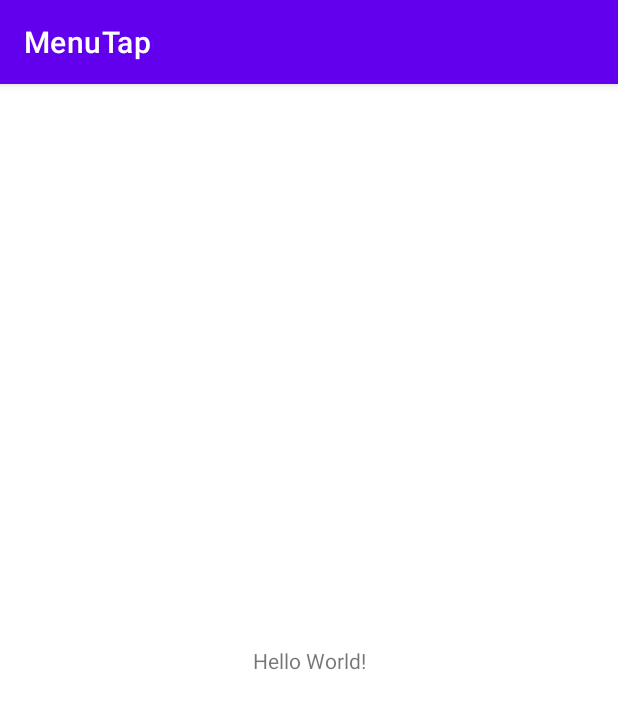
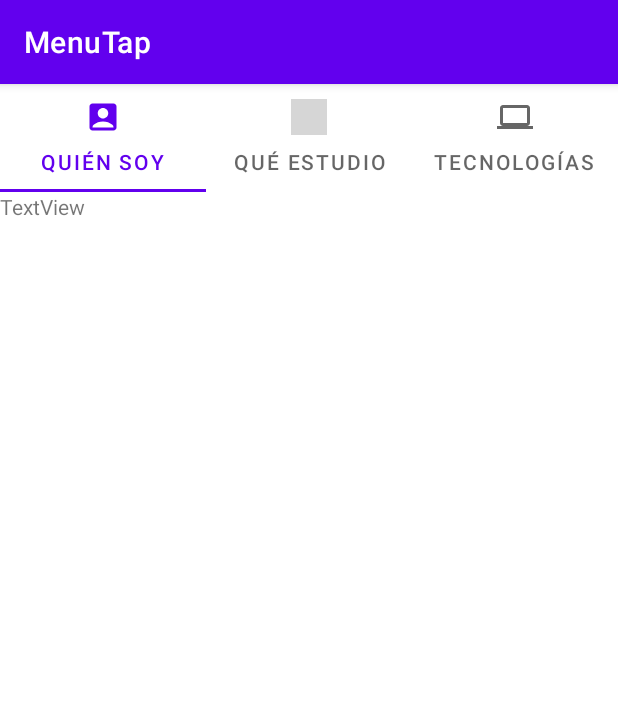
Before and after one commit to jherrera245/MenuTap, an Android app: the screen it shows after launch (MainActivity), on a phone screen of 412 x 824 dp. Shown: the top 709 px of the screen. Run offline under Robolectric (Android 15) with nearby library versions, the phone set to English and light mode, and no system bars; grey boxes are pictures that could not be loaded.

Commit message:
Configuracion de Fragments para el menu tap

```diff
--- a/app/build.gradle
+++ b/app/build.gradle
@@ -3,12 +3,12 @@ plugins {
 }
 
 android {
-    compileSdk 32
+    compileSdk 33
 
     defaultConfig {
         applicationId "com.jherrera.menutap"
         minSdk 30
-        targetSdk 32
+        targetSdk 33
         versionCode 1
         versionName "1.0"
 
--- /dev/null
+++ b/app/src/main/java/com/jherrera/menutap/AdapterTabMenu.java
@@ -0,0 +1,37 @@
+package com.jherrera.menutap;
+
+import android.os.Bundle;
+
+import androidx.annotation.NonNull;
+import androidx.fragment.app.Fragment;
+import androidx.fragment.app.FragmentManager;
+import androidx.lifecycle.Lifecycle;
+import androidx.viewpager2.adapter.FragmentStateAdapter;
+
+public class AdapterTabMenu extends FragmentStateAdapter {
+
+    private static final int NUM_PAGES = 3;
+
+    public AdapterTabMenu(@NonNull FragmentManager fragmentManager, @NonNull Lifecycle lifecycle) {
+        super(fragmentManager, lifecycle);
+    }
+
+    @NonNull
+    @Override
+    public Fragment createFragment(int position) {
+        Fragment fragment = null;
+        if (position == 0) {
+            fragment = new QuienSoyFragment();
+        }else if (position == 1) {
+            fragment = new QueEstudioFragment();
+        }else if (position == 2) {
+            fragment = new TecnologiasFragment();
+        }
+        return fragment;
+    }
+
+    @Override
+    public int getItemCount() {
+        return NUM_PAGES;
+    }
+}
--- a/app/src/main/java/com/jherrera/menutap/MainActivity.java
+++ b/app/src/main/java/com/jherrera/menutap/MainActivity.java
@@ -1,14 +1,64 @@
 package com.jherrera.menutap;
 
+import androidx.annotation.NonNull;
 import androidx.appcompat.app.AppCompatActivity;
+import androidx.viewpager.widget.ViewPager;
+import androidx.viewpager2.widget.ViewPager2;
 
+import android.app.Activity;
 import android.os.Bundle;
 
+import com.google.android.material.tabs.TabItem;
+import com.google.android.material.tabs.TabLayout;
+import com.google.android.material.tabs.TabLayoutMediator;
+
 public class MainActivity extends AppCompatActivity {
+
+    private TabLayout tabLayout;
+    private ViewPager2 viewPager2;
+    private AdapterTabMenu adapterTabMenu;
+
+    //cargando los nombres de cada tab
+    public static final int[] TAB_TITLES = new int[] {
+        R.string.tab_text_1,
+        R.string.tab_text_2,
+        R.string.tab_text_3
+    };
+
+    public static final int[] TAB_ICON = new int[] {
+        R.drawable.ic_tab_about,
+        R.drawable.ic_tab_book,
+        R.drawable.ic_tab_computer
+    };
 
     @Override
     protected void onCreate(Bundle savedInstanceState) {
         super.onCreate(savedInstanceState);
         setContentView(R.layout.activity_main);
+
+        //inicializacion de componenetes
+        setInitComponents();
+
+        //agregar los tab item al menu
+        new TabLayoutMediator(tabLayout, viewPager2, (tab, position) -> {
+            tab.setText(TAB_TITLES[position]);
+        }).attach();
+
+        addIconTabItem();
+    }
+
+    private void setInitComponents(){
+        tabLayout = findViewById(R.id.tabLayout);;
+        viewPager2 = findViewById(R.id.viewPager);
+        //configurando menu tab
+        adapterTabMenu = new AdapterTabMenu(getSupportFragmentManager(), getLifecycle());
+        viewPager2.setAdapter(adapterTabMenu);
+    }
+
+    //agrega iconos a cada tab.
+    private void addIconTabItem() {
+        for (int i = 0; i < TAB_ICON.length; i++) {
+            tabLayout.getTabAt(i).setIcon(TAB_ICON[i]);
+        }
     }
 }
--- /dev/null
+++ b/app/src/main/java/com/jherrera/menutap/QuienSoyFragment.java
@@ -0,0 +1,35 @@
+package com.jherrera.menutap;
+
+import android.os.Bundle;
+
+import androidx.annotation.NonNull;
+import androidx.annotation.Nullable;
+import androidx.fragment.app.Fragment;
+
+import android.view.LayoutInflater;
+import android.view.View;
+import android.view.ViewGroup;
+
+public class QuienSoyFragment extends Fragment {
+
+    public QuienSoyFragment() {
+        // Required empty public constructor
+    }
+
+    @Override
+    public void onCreate(Bundle savedInstanceState) {
+        super.onCreate(savedInstanceState);
+    }
+
+    @Override
+    public View onCreateView(LayoutInflater inflater, ViewGroup container,
+                             Bundle savedInstanceState) {
+        // Inflate the layout for this fragment
+        return inflater.inflate(R.layout.fragment_quien_soy, container, false);
+    }
+
+    @Override
+    public void onViewCreated(@NonNull View view, @Nullable Bundle savedInstanceState) {
+        super.onViewCreated(view, savedInstanceState);
+    }
+}
--- /dev/null
+++ b/app/src/main/res/drawable/ic_tab_about.xml
@@ -0,0 +1,5 @@
+<vector android:height="24dp" android:tint="#38B4FF"
+    android:viewportHeight="24" android:viewportWidth="24"
+    android:width="24dp" xmlns:android="http://schemas.android.com/apk/res/android">
+    <path android:fillColor="@android:color/white" android:pathData="M19,3H5C3.9,3 3,3.9 3,5v14c0,1.1 0.9,2 2,2h14c1.1,0 2,-0.9 2,-2V5C21,3.9 20.1,3 19,3zM12,6c1.93,0 3.5,1.57 3.5,3.5c0,1.93 -1.57,3.5 -3.5,3.5s-3.5,-1.57 -3.5,-3.5C8.5,7.57 10.07,6 12,6zM19,19H5v-0.23c0,-0.62 0.28,-1.2 0.76,-1.58C7.47,15.82 9.64,15 12,15s4.53,0.82 6.24,2.19c0.48,0.38 0.76,0.97 0.76,1.58V19z"/>
+</vector>
--- /dev/null
+++ b/app/src/main/res/drawable/ic_tab_computer.xml
@@ -0,0 +1,5 @@
+<vector android:height="24dp" android:tint="#38B4FF"
+    android:viewportHeight="24" android:viewportWidth="24"
+    android:width="24dp" xmlns:android="http://schemas.android.com/apk/res/android">
+    <path android:fillColor="@android:color/white" android:pathData="M20,18c1.1,0 1.99,-0.9 1.99,-2L22,6c0,-1.1 -0.9,-2 -2,-2H4c-1.1,0 -2,0.9 -2,2v10c0,1.1 0.9,2 2,2H0v2h24v-2h-4zM4,6h16v10H4V6z"/>
+</vector>
--- a/app/src/main/res/layout/activity_main.xml
+++ b/app/src/main/res/layout/activity_main.xml
@@ -6,13 +6,22 @@
     android:layout_height="match_parent"
     tools:context=".MainActivity">
 
-    <TextView
-        android:layout_width="wrap_content"
+    <com.google.android.material.tabs.TabLayout
+        android:id="@+id/tabLayout"
+        android:layout_width="match_parent"
         android:layout_height="wrap_content"
-        android:text="Hello World!"
+        app:layout_constraintEnd_toEndOf="parent"
+        app:layout_constraintStart_toStartOf="parent"
+        app:layout_constraintTop_toTopOf="parent"/>
+
+    <androidx.viewpager2.widget.ViewPager2
+        android:id="@+id/viewPager"
+        android:layout_width="match_parent"
+        android:layout_height="wrap_content"
         app:layout_constraintBottom_toBottomOf="parent"
         app:layout_constraintEnd_toEndOf="parent"
+        app:layout_constraintHorizontal_bias="0.0"
         app:layout_constraintStart_toStartOf="parent"
-        app:layout_constraintTop_toTopOf="parent" />
-
+        app:layout_constraintTop_toBottomOf="@+id/tabLayout"
+        app:layout_constraintVertical_bias="0.0" />
 </androidx.constraintlayout.widget.ConstraintLayout>
--- /dev/null
+++ b/app/src/main/res/layout/fragment_quien_soy.xml
@@ -0,0 +1,17 @@
+<?xml version="1.0" encoding="utf-8"?>
+<androidx.constraintlayout.widget.ConstraintLayout xmlns:android="http://schemas.android.com/apk/res/android"
+    xmlns:app="http://schemas.android.com/apk/res-auto"
+    xmlns:tools="http://schemas.android.com/tools"
+    android:layout_width="match_parent"
+    android:layout_height="match_parent"
+    tools:context=".QuienSoyFragment">
+
+    <TextView
+        android:id="@+id/textView"
+        android:layout_width="0dp"
+        android:layout_height="wrap_content"
+        android:text="TextView"
+        app:layout_constraintEnd_toEndOf="parent"
+        app:layout_constraintStart_toStartOf="parent"
+        app:layout_constraintTop_toTopOf="parent" />
+</androidx.constraintlayout.widget.ConstraintLayout>
--- a/app/src/main/res/values/strings.xml
+++ b/app/src/main/res/values/strings.xml
@@ -1,3 +1,9 @@
 <resources>
     <string name="app_name">MenuTap</string>
+    <string name="tab_text_1">Quién Soy</string>
+    <string name="tab_text_2">Qué Estudio</string>
+    <string name="tab_text_3">Tecnologías</string>
+
+    <!-- TODO: Remove or change this placeholder text -->
+    <string name="hello_blank_fragment">Hello blank fragment</string>
 </resources>
```
Also changed, not shown: app/src/main/java/com/jherrera/menutap/QueEstudioFragment.java (added, +28 -0 lines), app/src/main/java/com/jherrera/menutap/TecnologiasFragment.java (added, +28 -0 lines), app/src/main/res/layout/fragment_que_estudio.xml (added, +14 -0 lines), app/src/main/res/layout/fragment_tecnologias.xml (added, +14 -0 lines).
